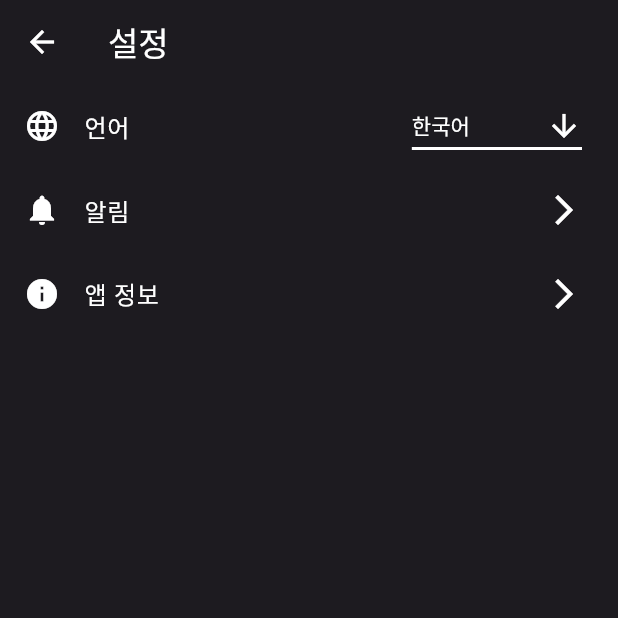
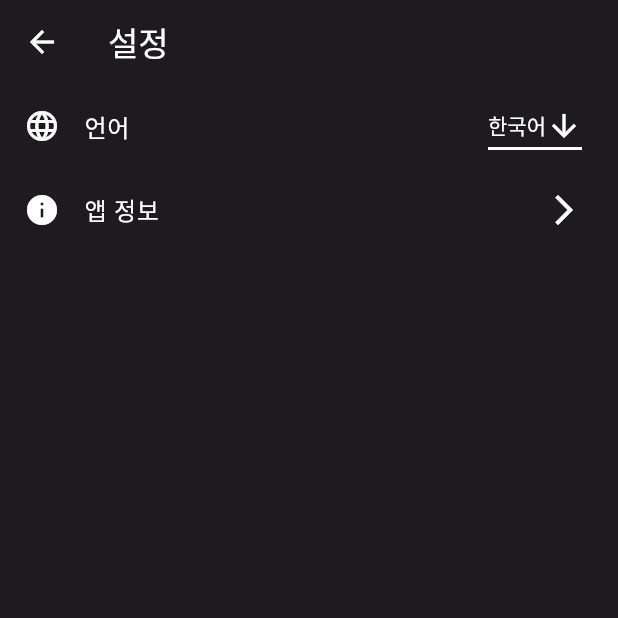
Before and after one commit to DY-FlutterClass-2024/bus_info_app, a Flutter app: the screen it shows after launch, after a tap on the "settings" icon, on a phone screen of 412 x 824 dp, the top half of it. Run offline on Flutter 3.47's test engine with Material 3 defaults, Android fonts, the phone set to English and light mode, and no system bars; our stand-ins replace google_maps_flutter, location.

Commit message:
update: setting menu nofications tile removed

```diff
--- a/lib/main.dart
+++ b/lib/main.dart
@@ -17,6 +17,8 @@ void main() async {
 }
 
 class MyApp extends StatelessWidget {
+  const MyApp({Key? key}) : super(key: key);
+
   @override
   Widget build(BuildContext context) {
     return MaterialApp(
@@ -28,7 +30,7 @@ class MyApp extends StatelessWidget {
       routes: {
         '/main': (context) => MainScreen(),
         '/settings': (context) => SettingsScreen(),
-        '/settings/notifications': (context) => SettingNotificationsScreen(),
+        // '/settings/notifications': (context) => SettingNotificationsScreen(),
         '/settings/info': (context) => SettingInfoScreen(),
       },
     );
--- a/lib/screens/settings/setting_notifications.dart
+++ b/lib/screens/settings/setting_notifications.dart
@@ -1,7 +1,7 @@
 import 'package:flutter/material.dart';
 
 class SettingNotificationsScreen extends StatefulWidget {
-  const SettingNotificationsScreen({Key? key}) : super(key: key);
+  const SettingNotificationsScreen({super.key});
 
   @override
   SettingNotificationsScreenState createState() =>
--- a/lib/screens/settings_screen.dart
+++ b/lib/screens/settings_screen.dart
@@ -37,7 +37,7 @@ class _SettingsScreenState extends State<SettingsScreen> {
                   _selectedLanguage = newValue!;
                 });
               },
-              items: <String>['한국어', 'English(지원X)', '日本語(지원X)']
+              items: <String>['한국어']
                   .map<DropdownMenuItem<String>>((String value) {
                 return DropdownMenuItem<String>(
                   value: value,
@@ -49,14 +49,14 @@ class _SettingsScreenState extends State<SettingsScreen> {
               // Navigate to language settings
             },
           ),
-          ListTile(
-            leading: Icon(Icons.notifications, color: Colors.white),
-            title: Text('알림', style: TextStyle(color: Colors.white)),
-            trailing: Icon(Icons.arrow_forward_ios, color: Colors.white),
-            onTap: () {
-              Navigator.pushNamed(context, '/settings/nofications');
-            },
-          ),
+          // ListTile(
+          //   leading: Icon(Icons.notifications, color: Colors.white),
+          //   title: Text('알림', style: TextStyle(color: Colors.white)),
+          //   trailing: Icon(Icons.arrow_forward_ios, color: Colors.white),
+          //   onTap: () {
+          //     Navigator.pushNamed(context, '/settings/nofications');
+          //   },
+          // ),
           ListTile(
             leading: Icon(Icons.info, color: Colors.white),
             title: Text('앱 정보', style: TextStyle(color: Colors.white)),
```
